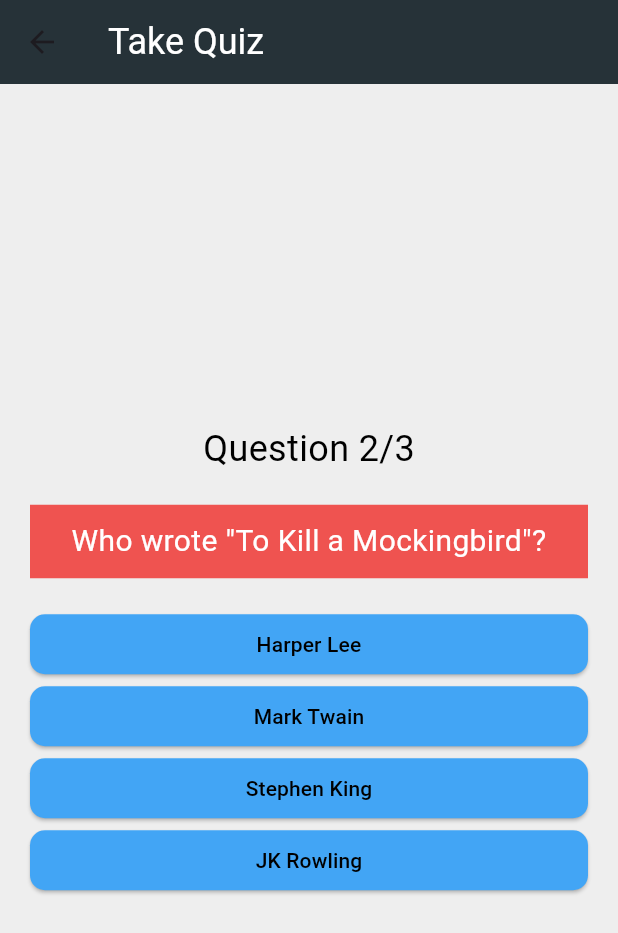
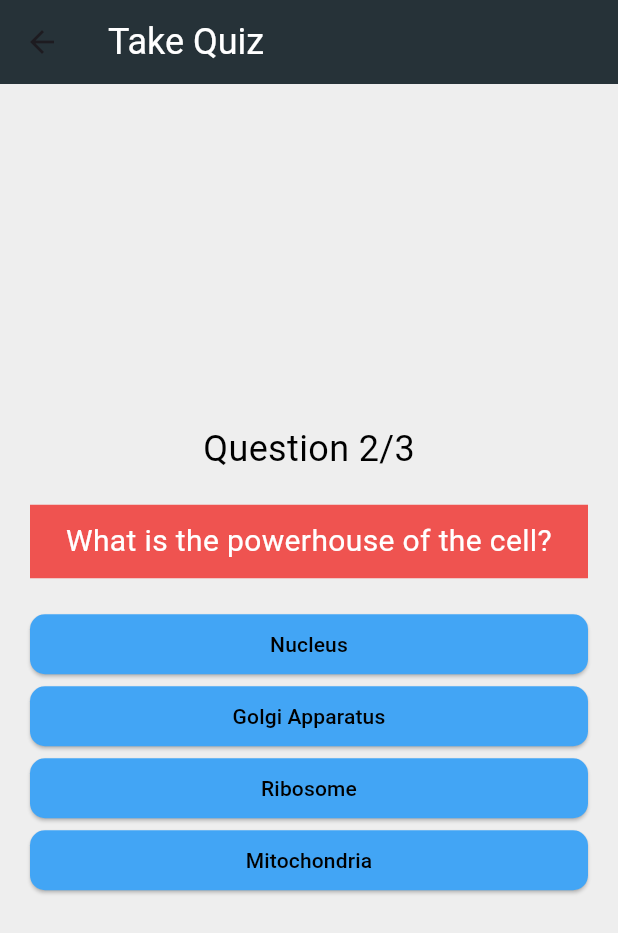
Before and after one commit to kanam23/MobileAppProject, a Flutter app: the CongratulationsScreen screen opened directly with empty values, after a tap on "Try Again!", after a tap on "Berlin", on a phone screen of 412 x 824 dp. Shown: the top 933 px of the screen. Run offline on Flutter 3.47's test engine with Material 3 defaults, Android fonts, the phone set to English and light mode, and no system bars; our stand-ins replace sqflite; accounts and stored records are empty.

Commit message:
quiz and screen updates
Quiz questions and answers are now completely shuffled. View cards screen has new functionalities and the quiz results screen changes based on score.

```diff
--- a/lib/congratulations.dart
+++ b/lib/congratulations.dart
@@ -13,6 +13,15 @@ class CongratulationsScreen extends StatelessWidget {
     final int totalQuestions = arguments['totalQuestions'];
     final isDarkMode = Provider.of<ThemeProvider>(context).isDarkMode;
 
+    // Calculate the percentage score
+    final double percentageScore = (score / totalQuestions) * 100;
+
+    // Determine the message to display based on the percentage score
+    String message = 'Congratulations!';
+    if (percentageScore <= 50) {
+      message = 'Too bad...';
+    }
+
     return Scaffold(
       appBar: AppBar(
         title: const Text(
@@ -25,12 +34,12 @@ class CongratulationsScreen extends StatelessWidget {
         child: Column(
           mainAxisAlignment: MainAxisAlignment.center,
           children: <Widget>[
-            const Text(
-              'Congratulations!',
+            Text(
+              message,
               style: TextStyle(
                 fontSize: 24,
                 fontWeight: FontWeight.bold,
-                color: Colors.amber,
+                color: percentageScore > 50 ? Colors.amber : Colors.red,
               ),
             ),
             const SizedBox(height: 20),
--- a/lib/main.dart
+++ b/lib/main.dart
@@ -32,12 +32,12 @@ Future<void> insertExampleFlashcards(FlashcardDatabaseHelper dbHelper) async {
   final List<Map<String, dynamic>> exampleFlashcards = [
     {
       'question': 'What is the capital of France?',
-      'options': 'Paris,London,Berlin,Madrid',
+      'options': 'London,Berlin,Paris,Madrid',
       'correctOption': 'Paris',
     },
     {
       'question': 'Who wrote "To Kill a Mockingbird"?',
-      'options': 'Harper Lee,Mark Twain,Stephen King,JK Rowling',
+      'options': 'Mark Twain,Harper Lee,Stephen King,JK Rowling',
       'correctOption': 'Harper Lee',
     },
     {
--- a/lib/take_quiz.dart
+++ b/lib/take_quiz.dart
@@ -15,6 +15,8 @@ class _TakeQuizScreenState extends State<TakeQuizScreen> {
   int _score = 0;
 
   List<Map<String, dynamic>> _quizQuestions = [];
+  List<int> _questionOrder = [];
+  List<List<String>> _shuffledOptions = [];
 
   @override
   void initState() {
@@ -24,13 +26,32 @@ class _TakeQuizScreenState extends State<TakeQuizScreen> {
 
   Future<void> _loadQuizQuestions() async {
     _quizQuestions = await FlashcardDatabaseHelper.instance.getAllFlashcards();
+    _questionOrder = _shuffleQuestionOrder(_quizQuestions.length);
+    _shuffledOptions = _shuffleOptions();
     setState(() {
       _currentIndex = 0;
     });
   }
 
+  List<int> _shuffleQuestionOrder(int totalQuestions) {
+    List<int> questionOrder = List.generate(totalQuestions, (index) => index);
+    questionOrder.shuffle();
+    return questionOrder;
+  }
+
+  List<List<String>> _shuffleOptions() {
+    List<List<String>> shuffledOptions = [];
+    for (var index in _questionOrder) {
+      List<String> options = _quizQuestions[index]['options'].split(',');
+      options.shuffle();
+      shuffledOptions.add(options);
+    }
+    return shuffledOptions;
+  }
+
   void _checkAnswer(String selectedOption) {
-    final correctOption = _quizQuestions[_currentIndex]['correctOption'];
+    final correctOption =
+        _quizQuestions[_questionOrder[_currentIndex]]['correctOption'];
 
     if (selectedOption == correctOption) {
       setState(() {
@@ -90,7 +111,8 @@ class _TakeQuizScreenState extends State<TakeQuizScreen> {
                         borderRadius: BorderRadius.circular(0.0),
                       ),
                       child: Text(
-                        _quizQuestions[_currentIndex]['question'],
+                        _quizQuestions[_questionOrder[_currentIndex]]
+                            ['question'],
                         textAlign: TextAlign.center,
                         style: TextStyle(
                           fontSize: 20,
@@ -101,9 +123,7 @@ class _TakeQuizScreenState extends State<TakeQuizScreen> {
                     const SizedBox(height: 20),
                     Column(
                       children: <Widget>[
-                        for (final option in _quizQuestions[_currentIndex]
-                                ['options']
-                            .split(','))
+                        for (final option in _shuffledOptions[_currentIndex])
                           MouseRegion(
                             onHover: (event) {
                               setState(() {});
```
Also changed, not shown: lib/view_flashcards.dart (+27 -0 lines).
